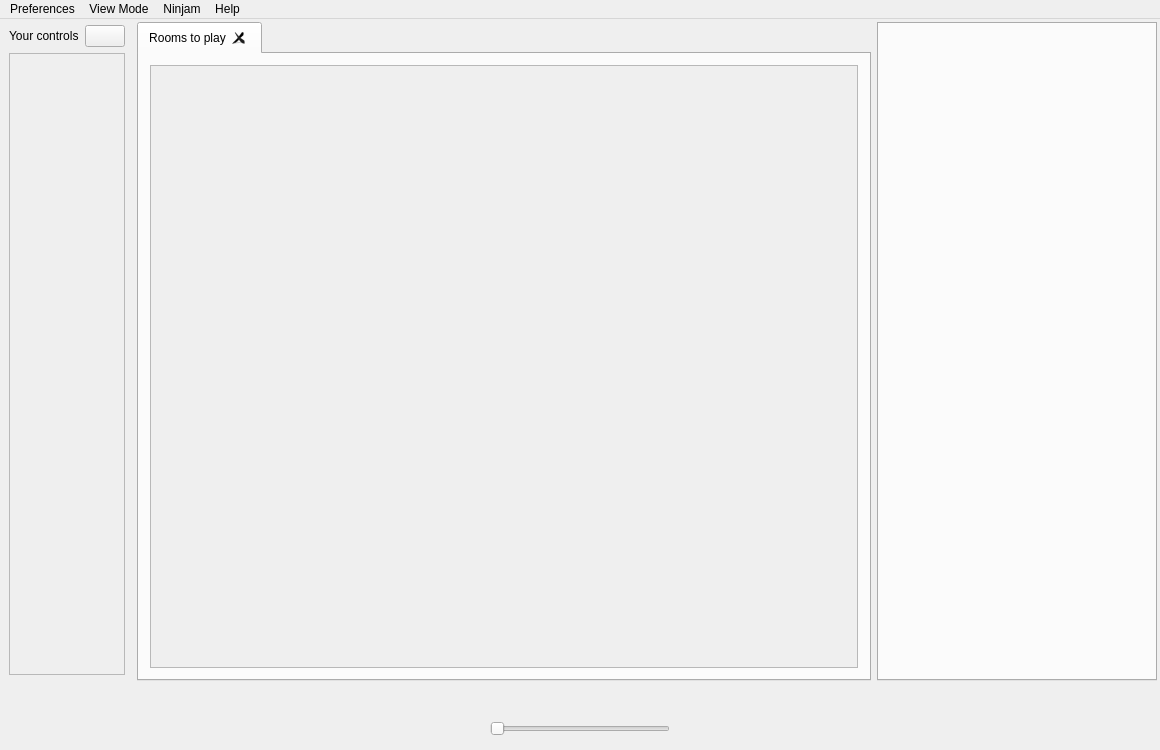
This is src/gui/MainWindow.ui in elieserdejesus/JamTaba as Qt 5 draws it before an edit. The edited form follows.
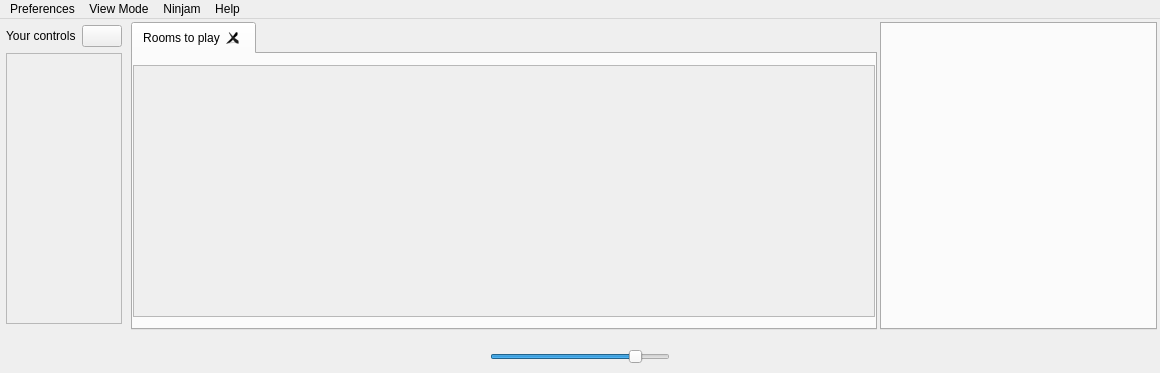
This is the edited form. Icons and pictures are not drawn. Custom widgets are drawn as their Qt base class.

```diff
--- a/src/gui/MainWindow.ui
+++ b/src/gui/MainWindow.ui
@@ -7,7 +7,7 @@
     <x>0</x>
     <y>0</y>
     <width>1160</width>
-    <height>750</height>
+    <height>373</height>
    </rect>
   </property>
   <property name="windowTitle">
@@ -23,15 +23,18 @@
      <enum>QLayout::SetDefaultConstraint</enum>
     </property>
     <property name="leftMargin">
-     <number>3</number>
+     <number>0</number>
     </property>
     <property name="topMargin">
      <number>3</number>
     </property>
     <property name="rightMargin">
-     <number>3</number>
+     <number>0</number>
     </property>
     <property name="bottomMargin">
+     <number>0</number>
+    </property>
+    <property name="spacing">
      <number>3</number>
     </property>
     <item row="0" column="1">
@@ -86,6 +89,12 @@
            <property name="spacing">
             <number>0</number>
            </property>
+           <property name="leftMargin">
+            <number>0</number>
+           </property>
+           <property name="rightMargin">
+            <number>0</number>
+           </property>
            <item>
             <widget class="QScrollArea" name="allRoomsScroll">
              <property name="styleSheet">
@@ -105,8 +114,8 @@
                <rect>
                 <x>0</x>
                 <y>0</y>
-                <width>723</width>
-                <height>603</height>
+                <width>753</width>
+                <height>230</height>
                </rect>
               </property>
               <layout class="QVBoxLayout" name="verticalLayout_6">
@@ -168,7 +177,7 @@
         <number>0</number>
        </property>
        <property name="rightMargin">
-        <number>0</number>
+        <number>3</number>
        </property>
        <property name="bottomMargin">
         <number>0</number>
@@ -271,7 +280,7 @@
             <x>0</x>
             <y>0</y>
             <width>99</width>
-            <height>612</height>
+            <height>239</height>
            </rect>
           </property>
           <layout class="QHBoxLayout" name="localTracksLayout">
@@ -299,15 +308,30 @@
     </item>
     <item row="1" column="0" colspan="3">
      <widget class="QWidget" name="bottomPanel" native="true">
-      <property name="minimumSize">
-       <size>
-        <width>0</width>
-        <height>40</height>
-       </size>
+      <property name="sizePolicy">
+       <sizepolicy hsizetype="Preferred" vsizetype="Maximum">
+        <horstretch>0</horstretch>
+        <verstretch>0</verstretch>
+       </sizepolicy>
+      </property>
+      <property name="styleSheet">
+       <string notr="true"/>
       </property>
       <layout class="QHBoxLayout" name="horizontalLayout">
+       <property name="topMargin">
+        <number>12</number>
+       </property>
+       <property name="bottomMargin">
+        <number>9</number>
+       </property>
        <item>
         <widget class="QWidget" name="masterControlsPanel" native="true">
+         <property name="sizePolicy">
+          <sizepolicy hsizetype="Preferred" vsizetype="Maximum">
+           <horstretch>0</horstretch>
+           <verstretch>0</verstretch>
+          </sizepolicy>
+         </property>
          <property name="maximumSize">
           <size>
            <width>200</width>
@@ -332,15 +356,18 @@
           </property>
           <item>
            <widget class="QWidget" name="masterMetersPanel" native="true">
-            <property name="minimumSize">
-             <size>
-              <width>0</width>
-              <height>20</height>
-             </size>
+            <property name="sizePolicy">
+             <sizepolicy hsizetype="Preferred" vsizetype="Maximum">
+              <horstretch>0</horstretch>
+              <verstretch>0</verstretch>
+             </sizepolicy>
+            </property>
+            <property name="styleSheet">
+             <string notr="true"/>
             </property>
             <layout class="QVBoxLayout" name="verticalLayout_5">
              <property name="spacing">
-              <number>2</number>
+              <number>1</number>
              </property>
              <property name="leftMargin">
               <number>0</number>
@@ -393,6 +420,15 @@
              </item>
              <item>
               <widget class="QSlider" name="masterFader">
+               <property name="maximum">
+                <number>120</number>
+               </property>
+               <property name="singleStep">
+                <number>10</number>
+               </property>
+               <property name="value">
+                <number>100</number>
+               </property>
                <property name="orientation">
                 <enum>Qt::Horizontal</enum>
                </property>
```
